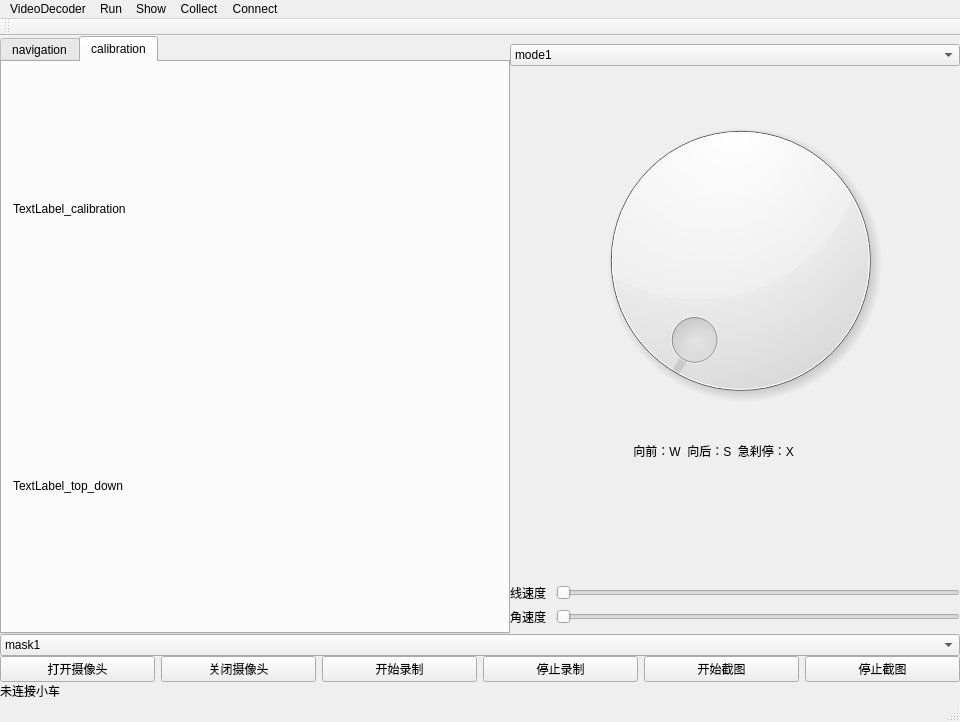
Old version of the form nav.autolabor/mainwindow.ui in the repository blacksherry0831/gSLICr.
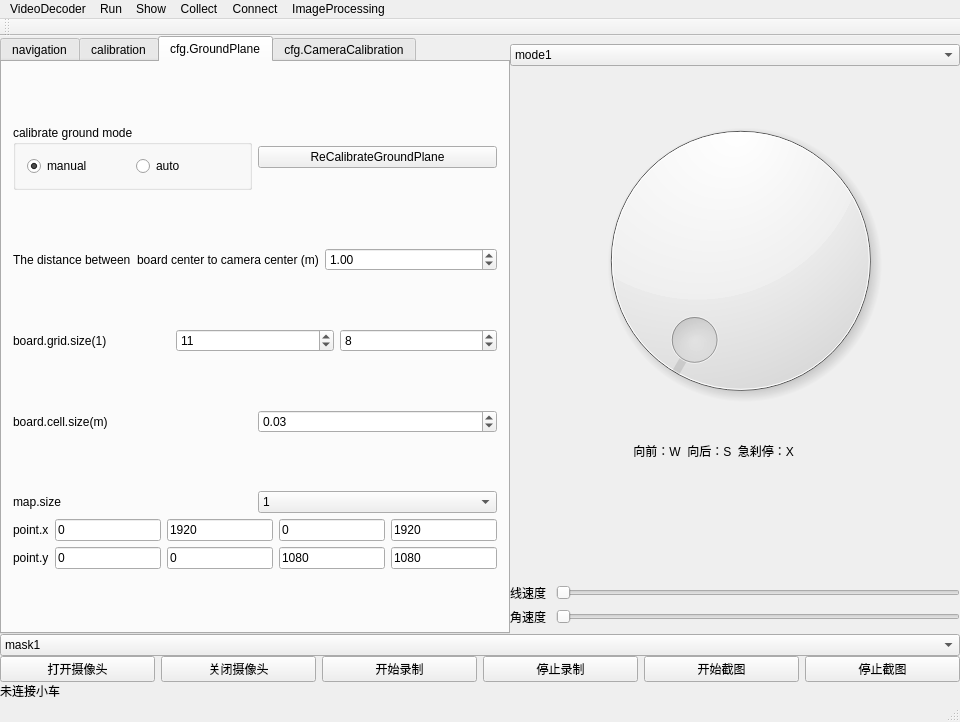
New version of the form. Custom widgets are drawn as their Qt base class.

What changed in the file:
```diff
--- a/nav.autolabor/mainwindow.ui
+++ b/nav.autolabor/mainwindow.ui
@@ -46,7 +46,7 @@
         <item>
          <widget class="QTabWidget" name="tabWidget">
           <property name="currentIndex">
-           <number>1</number>
+           <number>2</number>
           </property>
           <widget class="QWidget" name="tab">
            <attribute name="title">
@@ -171,6 +171,368 @@
             </item>
            </layout>
           </widget>
+          <widget class="QWidget" name="tab_CfgGroundPlane">
+           <attribute name="title">
+            <string>cfg.GroundPlane</string>
+           </attribute>
+           <layout class="QVBoxLayout" name="verticalLayout_11">
+            <item>
+             <layout class="QHBoxLayout" name="horizontalLayout_13">
+              <item>
+               <widget class="QGroupBox" name="groupBox">
+                <property name="title">
+                 <string>calibrate ground mode</string>
+                </property>
+                <layout class="QHBoxLayout" name="horizontalLayout_17">
+                 <item>
+                  <widget class="QRadioButton" name="radioButton_CalGndManual">
+                   <property name="text">
+                    <string>manual</string>
+                   </property>
+                   <property name="checked">
+                    <bool>true</bool>
+                   </property>
+                  </widget>
+                 </item>
+                 <item>
+                  <widget class="QRadioButton" name="radioButton_CalGndAuto">
+                   <property name="text">
+                    <string>auto</string>
+                   </property>
+                  </widget>
+                 </item>
+                </layout>
+               </widget>
+              </item>
+              <item>
+               <widget class="QPushButton" name="pushButton_ReCalGndPlane">
+                <property name="text">
+                 <string>ReCalibrateGroundPlane</string>
+                </property>
+                <property name="checkable">
+                 <bool>false</bool>
+                </property>
+               </widget>
+              </item>
+             </layout>
+            </item>
+            <item>
+             <layout class="QHBoxLayout" name="horizontalLayout_14">
+              <item>
+               <widget class="QLabel" name="label_9">
+                <property name="text">
+                 <string>The distance between  board center to camera center (m)</string>
+                </property>
+               </widget>
+              </item>
+              <item>
+               <widget class="QDoubleSpinBox" name="doubleSpinBox_DstBoard2Camera">
+                <property name="suffix">
+                 <string/>
+                </property>
+                <property name="singleStep">
+                 <double>0.010000000000000</double>
+                </property>
+                <property name="stepType">
+                 <enum>QAbstractSpinBox::DefaultStepType</enum>
+                </property>
+                <property name="value">
+                 <double>1.000000000000000</double>
+                </property>
+               </widget>
+              </item>
+             </layout>
+            </item>
+            <item>
+             <layout class="QHBoxLayout" name="horizontalLayout_10">
+              <item>
+               <widget class="QLabel" name="label_4">
+                <property name="text">
+                 <string>board.grid.size(1)</string>
+                </property>
+               </widget>
+              </item>
+              <item>
+               <widget class="QSpinBox" name="spinBox_BoardSize_H">
+                <property name="suffix">
+                 <string/>
+                </property>
+                <property name="prefix">
+                 <string/>
+                </property>
+                <property name="value">
+                 <number>11</number>
+                </property>
+               </widget>
+              </item>
+              <item>
+               <widget class="QSpinBox" name="spinBox_BoardSize_W">
+                <property name="value">
+                 <number>8</number>
+                </property>
+               </widget>
+              </item>
+             </layout>
+            </item>
+            <item>
+             <layout class="QHBoxLayout" name="horizontalLayout_9">
+              <item>
+               <widget class="QLabel" name="label_5">
+                <property name="text">
+                 <string>board.cell.size(m)</string>
+                </property>
+               </widget>
+              </item>
+              <item>
+               <widget class="QDoubleSpinBox" name="doubleSpinBox_SquareSize">
+                <property name="maximum">
+                 <double>1.000000000000000</double>
+                </property>
+                <property name="singleStep">
+                 <double>0.001000000000000</double>
+                </property>
+                <property name="value">
+                 <double>0.030000000000000</double>
+                </property>
+               </widget>
+              </item>
+             </layout>
+            </item>
+            <item>
+             <layout class="QVBoxLayout" name="verticalLayout_10">
+              <item>
+               <layout class="QHBoxLayout" name="horizontalLayout_15">
+                <item>
+                 <widget class="QLabel" name="label_11">
+                  <property name="text">
+                   <string>map.size</string>
+                  </property>
+                 </widget>
+                </item>
+                <item>
+                 <widget class="QComboBox" name="comboBox_MapSize">
+                  <property name="currentText">
+                   <string>1</string>
+                  </property>
+                  <property name="currentIndex">
+                   <number>0</number>
+                  </property>
+                  <property name="maxCount">
+                   <number>20</number>
+                  </property>
+                  <item>
+                   <property name="text">
+                    <string>1</string>
+                   </property>
+                  </item>
+                  <item>
+                   <property name="text">
+                    <string>2</string>
+                   </property>
+                  </item>
+                  <item>
+                   <property name="text">
+                    <string>3</string>
+                   </property>
+                  </item>
+                  <item>
+                   <property name="text">
+                    <string>4</string>
+                   </property>
+                  </item>
+                  <item>
+                   <property name="text">
+                    <string>5</string>
+                   </property>
+                  </item>
+                  <item>
+                   <property name="text">
+                    <string>6</string>
+                   </property>
+                  </item>
+                  <item>
+                   <property name="text">
+                    <string>7</string>
+                   </property>
+                  </item>
+                  <item>
+                   <property name="text">
+                    <string>8</string>
+                   </property>
+                  </item>
+                  <item>
+                   <property name="text">
+                    <string>9</string>
+                   </property>
+                  </item>
+                 </widget>
+                </item>
+               </layout>
+              </item>
+              <item>
+               <layout class="QHBoxLayout" name="horizontalLayout_12">
+                <item>
+                 <widget class="QLabel" name="label_7">
+                  <property name="text">
+                   <string>point.x</string>
+                  </property>
+                 </widget>
+                </item>
+                <item>
+                 <widget class="QLineEdit" name="lineEdit_P0_X">
+                  <property name="text">
+                   <string>0</string>
+                  </property>
+                  <property name="maxLength">
+                   <number>12</number>
+                  </property>
+                 </widget>
+                </item>
+                <item>
+                 <widget class="QLineEdit" name="lineEdit_P1_X">
+                  <property name="text">
+                   <string>1920</string>
+                  </property>
+                  <property name="maxLength">
+                   <number>12</number>
+                  </property>
+                 </widget>
+                </item>
+                <item>
+                 <widget class="QLineEdit" name="lineEdit_P2_X">
+                  <property name="text">
+                   <string>0</string>
+                  </property>
+                  <property name="maxLength">
+                   <number>12</number>
+                  </property>
+                 </widget>
+                </item>
+                <item>
+                 <widget class="QLineEdit" name="lineEdit_P3_X">
+                  <property name="text">
+                   <string>1920</string>
+                  </property>
+                  <property name="maxLength">
+                   <number>12</number>
+                  </property>
+                 </widget>
+                </item>
+               </layout>
+              </item>
+              <item>
+               <layout class="QHBoxLayout" name="horizontalLayout_11">
+                <item>
+                 <widget class="QLabel" name="label_8">
+                  <property name="text">
+                   <string>point.y</string>
+                  </property>
+                 </widget>
+                </item>
+                <item>
+                 <widget class="QLineEdit" name="lineEdit_P0_Y">
+                  <property name="text">
+                   <string>0</string>
+                  </property>
+                  <property name="maxLength">
+                   <number>12</number>
+                  </property>
+                 </widget>
+                </item>
+                <item>
+                 <widget class="QLineEdit" name="lineEdit_P1_Y">
+                  <property name="text">
+                   <string>0</string>
+                  </property>
+                  <property name="maxLength">
+                   <number>12</number>
+                  </property>
+                 </widget>
+                </item>
+                <item>
+                 <widget class="QLineEdit" name="lineEdit_P2_Y">
+                  <property name="text">
+                   <string>1080</string>
+                  </property>
+                  <property name="maxLength">
+                   <number>12</number>
+                  </property>
+                 </widget>
+                </item>
+                <item>
+                 <widget class="QLineEdit" name="lineEdit_P3_Y">
+                  <property name="text">
+                   <string>1080</string>
+                  </property>
+                  <property name="maxLength">
+                   <number>12</number>
+                  </property>
+                 </widget>
+                </item>
+               </layout>
+              </item>
+             </layout>
+            </item>
+           </layout>
+          </widget>
+          <widget class="QWidget" name="tab_CfgCameraCalibration">
+           <attribute name="title">
+            <string>cfg.CameraCalibration</string>
+           </attribute>
+           <layout class="QVBoxLayout" name="verticalLayout_12">
+            <item>
+             <layout class="QHBoxLayout" name="horizontalLayout_16">
+              <item>
+               <widget class="QLabel" name="label_10">
+                <property name="text">
+                 <string>board.grid.size(1)</string>
+                </property>
+               </widget>
+              </item>
+              <item>
+               <widget class="QSpinBox" name="spinBox_BoardSize_H_2">
+                <property name="suffix">
+                 <string/>
+                </property>
+                <property name="prefix">
+                 <string/>
+                </property>
+                <property name="value">
+                 <number>11</number>
+                </property>
+               </widget>
+              </item>
+              <item>
+               <widget class="QSpinBox" name="spinBox_BoardSize_W_2">
+                <property name="value">
+                 <number>8</number>
+                </property>
+               </widget>
+              </item>
+              <item>
+               <widget class="QCheckBox" name="checkBox_CameraCal_Board_BG">
+                <property name="text">
+                 <string>background.black</string>
+                </property>
+                <property name="checked">
+                 <bool>true</bool>
+                </property>
+               </widget>
+              </item>
+              <item>
+               <widget class="QCheckBox" name="checkBox">
+                <property name="text">
+                 <string>shape.rect</string>
+                </property>
+                <property name="checked">
+                 <bool>true</bool>
+                </property>
+               </widget>
+              </item>
+             </layout>
+            </item>
+           </layout>
+          </widget>
          </widget>
         </item>
        </layout>
@@ -554,11 +916,18 @@
     </property>
     <addaction name="action_toggle_calibration_SVG_SRC"/>
    </widget>
+   <widget class="QMenu" name="menuImageProcessing">
+    <property name="title">
+     <string>ImageProcessing</string>
+    </property>
+    <addaction name="actionImageCalibration"/>
+   </widget>
    <addaction name="menuVideoDecoder"/>
    <addaction name="menuRun"/>
    <addaction name="menuShow"/>
    <addaction name="menuCollect"/>
    <addaction name="menuConnect"/>
+   <addaction name="menuImageProcessing"/>
   </widget>
   <widget class="QToolBar" name="mainToolBar">
    <attribute name="toolBarArea">
```
Left out of the diff: 12 changed lines with no effect on the pictures.
